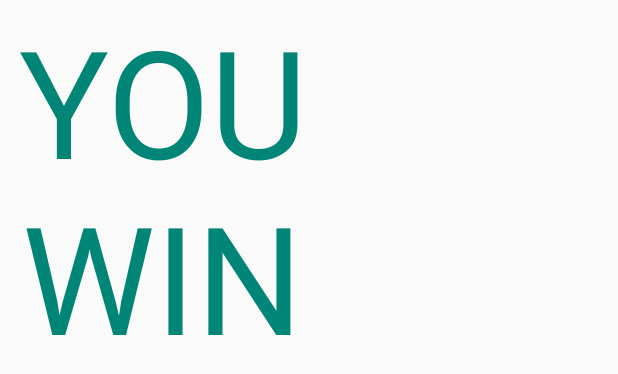
After one commit to sherleywang/MiniGame, an Android app: the layout activity_win_screen.xml on its own in the app's theme, with its tools: preview values and no code run, on a phone screen of 412 x 824 dp. The commit adds this screen. Shown: the top 374 px of the screen. Run offline under Robolectric (Android 15) with nearby library versions, the phone set to English and light mode, and no system bars.

Commit message:
Created a win screen

```diff
--- a/app/src/main/AndroidManifest.xml
+++ b/app/src/main/AndroidManifest.xml
@@ -9,6 +9,7 @@
         android:roundIcon="@mipmap/ic_launcher_round"
         android:supportsRtl="true"
         android:theme="@style/AppTheme">
+        <activity android:name=".WinScreen"></activity>
         <activity
             android:name=".MainActivity"
             android:label="@string/app_name"
--- /dev/null
+++ b/app/src/main/res/layout/activity_win_screen.xml
@@ -0,0 +1,19 @@
+<?xml version="1.0" encoding="utf-8"?>
+<android.support.constraint.ConstraintLayout xmlns:android="http://schemas.android.com/apk/res/android"
+    xmlns:app="http://schemas.android.com/apk/res-auto"
+    xmlns:tools="http://schemas.android.com/tools"
+    android:layout_width="match_parent"
+    android:layout_height="match_parent"
+    tools:context=".WinScreen">
+
+    <TextView
+        android:id="@+id/textView"
+        android:layout_width="216dp"
+        android:layout_height="259dp"
+        android:text="YOU WIN"
+        android:textAlignment="center"
+        android:textColor="@color/colorPrimary"
+        android:textSize="100sp"
+        tools:layout_editor_absoluteX="97dp"
+        tools:layout_editor_absoluteY="236dp" />
+</android.support.constraint.ConstraintLayout>
```
Also changed, not shown: app/src/main/java/summer19/minigame/WinScreen.java (added, +14 -0 lines), app/src/main/res/values/strings.xml (+0 -13 lines).
